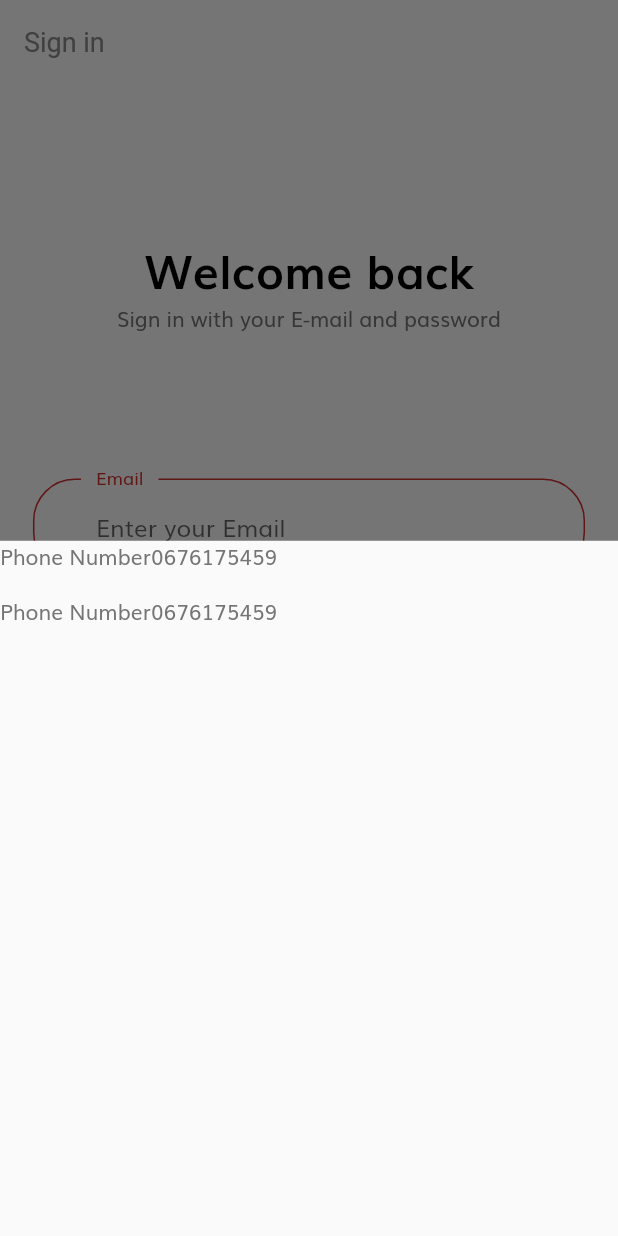
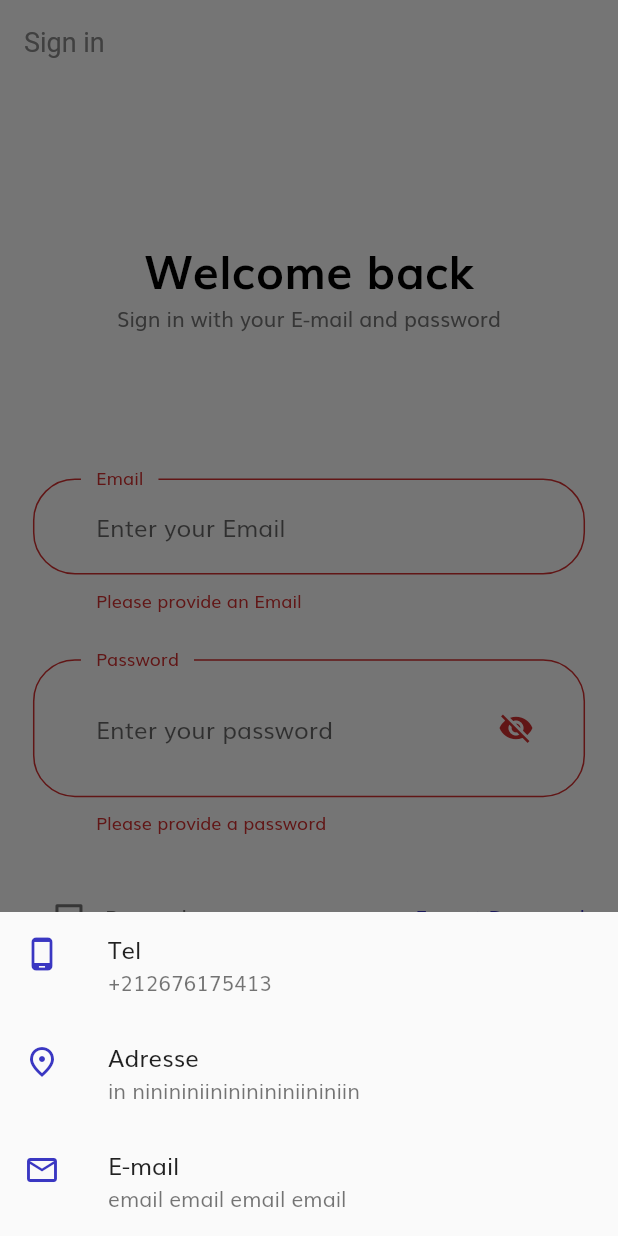
Before and after one commit to manal-elrhezzali/trancentum_ui_kit, a Flutter app: the SignInScreen screen opened by its route, after a tap on "Continue", after a tap on "Contact us", on a phone screen of 412 x 824 dp. Run offline on Flutter 3.47's test engine with Material 2 defaults, Android fonts, the phone set to English and light mode, and no system bars; our stand-ins replace fl_chart, flutter_svg.

Commit message:
modified modalbottomSheet in  signInScreen

```diff
--- a/lib/components/no_account_text.dart
+++ b/lib/components/no_account_text.dart
@@ -48,19 +48,40 @@ class ContactInfoBottomSheet extends StatelessWidget {
   @override
   Widget build(BuildContext context) {
     return Column(
-      children: [
-        Row(
-          children: [
-            Text("Phone Number"),
-            Text("0676175459"),
-          ],
+      mainAxisSize: MainAxisSize.min,
+      children: <Widget>[
+        ListTile(
+          leading: new Icon(
+            Icons.phone_android_outlined,
+            color: kPrimaryColor,
+          ),
+          title: new Text('Tel'),
+          subtitle: Text("+212676175413"),
+          onTap: () {
+            Navigator.pop(context);
+          },
         ),
-        SizedBox(height: defaultPadding),
-        Row(
-          children: [
-            Text("Phone Number"),
-            Text("0676175459"),
-          ],
+        ListTile(
+          leading: new Icon(
+            Icons.place_outlined,
+            color: kPrimaryColor,
+          ),
+          title: new Text('Adresse'),
+          subtitle: Text("in ninininiinininininiininiin"),
+          onTap: () {
+            Navigator.pop(context);
+          },
+        ),
+        ListTile(
+          leading: new Icon(
+            Icons.email_outlined,
+            color: kPrimaryColor,
+          ),
+          title: new Text('E-mail'),
+          subtitle: Text("email email email email"),
+          onTap: () {
+            Navigator.pop(context);
+          },
         ),
       ],
     );
```
